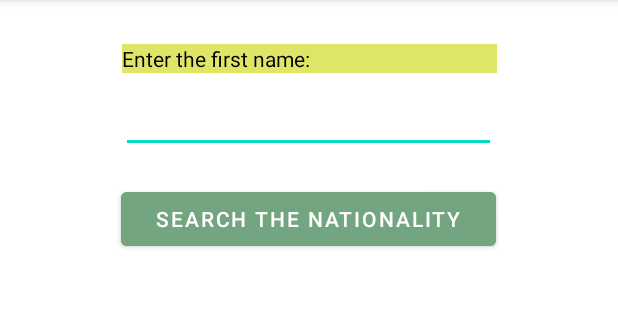
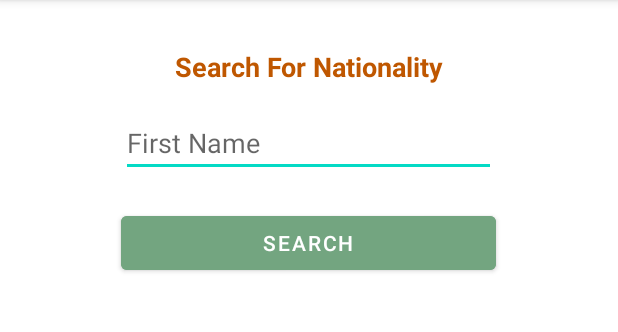
Before and after one commit to Qcc-2000/HikerHub, an Android app: the A6 screen opened directly, with no data from a screen before it, on a phone screen of 412 x 824 dp, the part 84-416 px from its top. Run offline under Robolectric (Android 15) with nearby library versions, the phone set to English and light mode, and no system bars.

Commit message:
modify UI

```diff
--- a/app/build.gradle
+++ b/app/build.gradle
@@ -40,4 +40,6 @@ dependencies {
     testImplementation 'junit:junit:4.13.2'
     androidTestImplementation 'androidx.test.ext:junit:1.1.5'
     androidTestImplementation 'androidx.test.espresso:espresso-core:3.5.1'
+
+    implementation "androidx.cardview:cardview:1.0.0"
 }
--- a/app/src/main/java/edu/northeastern/hikerhub/A6.java
+++ b/app/src/main/java/edu/northeastern/hikerhub/A6.java
@@ -17,6 +17,9 @@ import android.widget.ProgressBar;
 import android.widget.TextView;
 import android.widget.Toast;
 
+
+import java.util.ArrayList;
+import java.util.List;
 
 import retrofit2.Call;
 import retrofit2.Callback;
@@ -38,9 +41,6 @@ public class A6 extends AppCompatActivity {
         setContentView(R.layout.activity_a6);
         nameEditText = findViewById(R.id.edit_text_name_input);
         progressBar = findViewById(R.id.progressBar);
-        Drawable progressDrawable = progressBar.getProgressDrawable().mutate();
-        progressDrawable.setColorFilter(Color.RED, android.graphics.PorterDuff.Mode.SRC_IN);
-        progressBar.setProgressDrawable(progressDrawable);
         progressBar.setVisibility(View.INVISIBLE);
         RecyclerView recyclerView = findViewById(R.id.recyclerview);
         adapter = new A6Adapter();
--- a/app/src/main/java/edu/northeastern/hikerhub/A6Adapter.java
+++ b/app/src/main/java/edu/northeastern/hikerhub/A6Adapter.java
@@ -4,9 +4,12 @@ import android.annotation.SuppressLint;
 import android.view.LayoutInflater;
 import android.view.View;
 import android.view.ViewGroup;
+import android.view.animation.Animation;
+import android.view.animation.AnimationUtils;
 import android.widget.TextView;
 
 import androidx.annotation.NonNull;
+import androidx.cardview.widget.CardView;
 import androidx.recyclerview.widget.RecyclerView;
 
 import java.util.ArrayList;
@@ -32,6 +35,9 @@ public class A6Adapter extends RecyclerView.Adapter<A6Adapter.ViewHolder> {
         Country country = countries.get(position);
         holder.getCountryIdTextView().setText("Country_id:  " + country.getCountry_id());
         holder.getPossibilityTextView().setText("Probability:  " + country.getProbability().toString());
+
+        Animation animation = AnimationUtils.loadAnimation(holder.itemView.getContext(), android.R.anim.slide_in_left);
+        holder.itemView.startAnimation(animation);
     }
 
     @Override
--- a/app/src/main/res/layout/activity_a6.xml
+++ b/app/src/main/res/layout/activity_a6.xml
@@ -8,30 +8,34 @@
 
     <TextView
         android:id="@+id/txtFirstName"
-        android:layout_width="250dp"
+        android:layout_width="wrap_content"
         android:layout_height="wrap_content"
-        android:text="Enter the first name:"
-        android:background="#DFE667"
-        android:textColor="#000000"
+        android:textColor="#BF5700"
+        android:textStyle="bold"
+        android:text="Search For Nationality"
+        android:textSize="18sp"
+        android:textAlignment="center"
+        android:paddingVertical="5dp"
+        android:paddingHorizontal="15dp"
         app:layout_constraintBottom_toBottomOf="parent"
         app:layout_constraintEnd_toEndOf="parent"
         app:layout_constraintHorizontal_bias="0.5"
         app:layout_constraintStart_toStartOf="parent"
         app:layout_constraintTop_toTopOf="parent"
-        app:layout_constraintVertical_bias="0.039" />
+        app:layout_constraintVertical_bias="0.036" />
 
     <EditText
         android:id="@+id/edit_text_name_input"
         android:layout_width="250dp"
         android:layout_height="wrap_content"
         android:layout_marginTop="8dp"
-        android:textAlignment="center"
+        android:hint="First Name"
         app:layout_constraintBottom_toBottomOf="parent"
         app:layout_constraintEnd_toEndOf="parent"
         app:layout_constraintHorizontal_bias="0.496"
         app:layout_constraintStart_toStartOf="parent"
         app:layout_constraintTop_toBottomOf="@+id/txtFirstName"
-        app:layout_constraintVertical_bias="0.0" />
+        app:layout_constraintVertical_bias="0.004" />
 
     <Button
         android:id="@+id/button_search"
@@ -41,7 +45,7 @@
         android:layout_marginTop="8dp"
         android:backgroundTint="#73A580"
         android:onClick="search"
-        android:text="Search the nationality"
+        android:text="Search"
         app:layout_constraintEnd_toEndOf="parent"
         app:layout_constraintHorizontal_bias="0.496"
         app:layout_constraintStart_toStartOf="parent"
@@ -49,26 +53,31 @@
 
     <ProgressBar
         android:id="@+id/progressBar"
-        style="@style/Widget.AppCompat.ProgressBar.Horizontal"
         android:layout_width="250dp"
         android:layout_height="wrap_content"
         android:layout_marginTop="8dp"
-        app:layout_constraintBottom_toBottomOf="parent"
         app:layout_constraintEnd_toEndOf="parent"
-        app:layout_constraintHorizontal_bias="0.498"
+        app:layout_constraintHorizontal_bias="0.5"
         app:layout_constraintStart_toStartOf="parent"
-        app:layout_constraintTop_toBottomOf="@+id/button_search"
-        app:layout_constraintVertical_bias="0.0" />
+        app:layout_constraintTop_toBottomOf="@+id/button_search" />
+
 
     <androidx.recyclerview.widget.RecyclerView
         android:id="@+id/recyclerview"
         android:layout_width="250dp"
-        android:layout_height="wrap_content"
-        android:layout_margin="20dp"
-        android:layout_marginTop="16dp"
+        android:layout_height="0dp"
+        android:layout_marginTop="8dp"
+        android:layout_marginBottom="50dp"
+
+        app:layout_constraintBottom_toBottomOf="parent"
         app:layout_constraintEnd_toEndOf="parent"
-        app:layout_constraintHorizontal_bias="0.496"
+        app:layout_constraintHorizontal_bias="0.5"
         app:layout_constraintStart_toStartOf="parent"
-        app:layout_constraintTop_toBottomOf="@+id/progressBar" />
+        app:layout_constraintTop_toBottomOf="@+id/progressBar"
+        app:layout_constraintVertical_bias="0.0"
+        >
+
+    </androidx.recyclerview.widget.RecyclerView>
+
 
 </androidx.constraintlayout.widget.ConstraintLayout>
```
Also changed, not shown: app/src/main/res/layout/activity_main.xml (+11 -10 lines), app/src/main/res/layout/viewholder_a6.xml (+9 -8 lines).
